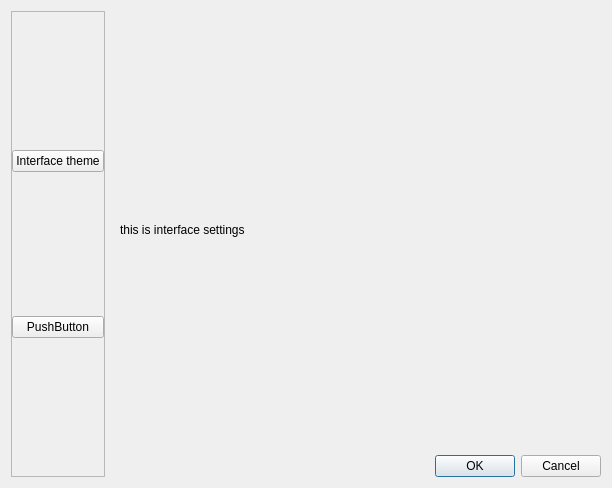
The window that SimpleMIDI/QTFiles/PreferencesDialog.ui (CareenDT/SimpleMidiEditor) describes before a commit, drawn with Qt 5.
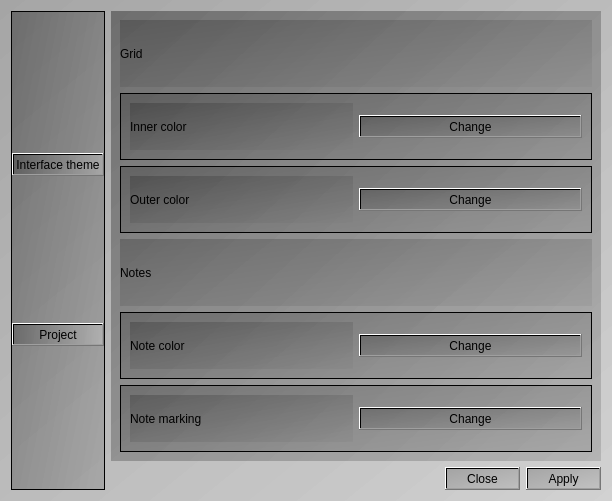
The same window after the commit. The open tabs and pages were chosen to show the change.

What changed in the file:
```diff
--- a/SimpleMIDI/QTFiles/PreferencesDialog.ui
+++ b/SimpleMIDI/QTFiles/PreferencesDialog.ui
@@ -7,12 +7,15 @@
     <x>0</x>
     <y>0</y>
     <width>612</width>
-    <height>488</height>
+    <height>501</height>
    </rect>
   </property>
   <property name="windowTitle">
    <string>Dialog</string>
   </property>
+  <property name="styleSheet">
+   <string notr="true">background-color: qlineargradient(spread:pad, x1:0, y1:0, x2:2, y2:2, stop:0 rgba(0, 0, 0, 50), stop:1 rgba(255, 255, 255, 50))</string>
+  </property>
   <layout class="QHBoxLayout" name="horizontalLayout">
    <item>
     <widget class="QScrollArea" name="scrollArea">
@@ -30,8 +33,8 @@
        <rect>
         <x>0</x>
         <y>0</y>
-        <width>104</width>
-        <height>468</height>
+        <width>86</width>
+        <height>481</height>
        </rect>
       </property>
       <layout class="QVBoxLayout" name="verticalLayout_2">
@@ -55,6 +58,9 @@
            <verstretch>0</verstretch>
           </sizepolicy>
          </property>
+         <property name="styleSheet">
+          <string notr="true">background-color: qlineargradient(spread:pad, x1:0, y1:0, x2:1, y2:0, stop:0 rgba(0, 0, 0, 50), stop:1 rgba(255, 255, 255, 50))</string>
+         </property>
          <property name="text">
           <string>Interface theme</string>
          </property>
@@ -68,8 +74,17 @@
        </item>
        <item>
         <widget class="QPushButton" name="TestPageButton">
+         <property name="styleSheet">
+          <string notr="true">background-color: qlineargradient(spread:pad, x1:0, y1:0, x2:1, y2:0, stop:0 rgba(0, 0, 0, 50), stop:1 rgba(255, 255, 255, 50))</string>
+         </property>
          <property name="text">
-          <string>PushButton</string>
+          <string>Project</string>
+         </property>
+         <property name="default">
+          <bool>false</bool>
+         </property>
+         <property name="flat">
+          <bool>false</bool>
          </property>
         </widget>
        </item>
@@ -87,12 +102,147 @@
        <widget class="QWidget" name="InterfaceThemepage">
         <layout class="QVBoxLayout" name="verticalLayout_3">
          <item>
-          <widget class="QLabel" name="label">
+          <widget class="QLabel" name="label_6">
            <property name="text">
-            <string>this is interface settings</string>
+            <string>Grid</string>
            </property>
           </widget>
          </item>
+         <item>
+          <widget class="QFrame" name="frame">
+           <property name="frameShape">
+            <enum>QFrame::StyledPanel</enum>
+           </property>
+           <property name="frameShadow">
+            <enum>QFrame::Raised</enum>
+           </property>
+           <layout class="QHBoxLayout" name="horizontalLayout_2">
+            <item>
+             <widget class="QLabel" name="label">
+              <property name="text">
+               <string>Inner color</string>
+              </property>
+             </widget>
+            </item>
+            <item>
+             <widget class="QPushButton" name="InnerColorChangeButton">
+              <property name="sizePolicy">
+               <sizepolicy hsizetype="Minimum" vsizetype="Fixed">
+                <horstretch>0</horstretch>
+                <verstretch>0</verstretch>
+               </sizepolicy>
+              </property>
+              <property name="text">
+               <string>Change</string>
+              </property>
+             </widget>
+            </item>
+           </layout>
+          </widget>
+         </item>
+         <item>
+          <widget class="QFrame" name="frame_2">
+           <property name="frameShape">
+            <enum>QFrame::StyledPanel</enum>
+           </property>
+           <property name="frameShadow">
+            <enum>QFrame::Raised</enum>
+           </property>
+           <layout class="QHBoxLayout" name="horizontalLayout_3">
+            <item>
+             <widget class="QLabel" name="label_4">
+              <property name="text">
+               <string>Outer color</string>
+              </property>
+             </widget>
+            </item>
+            <item>
+             <widget class="QPushButton" name="OuterColorChangeButton">
+              <property name="sizePolicy">
+               <sizepolicy hsizetype="Minimum" vsizetype="Fixed">
+                <horstretch>0</horstretch>
+                <verstretch>0</verstretch>
+               </sizepolicy>
+              </property>
+              <property name="text">
+               <string>Change</string>
+              </property>
+             </widget>
+            </item>
+           </layout>
+          </widget>
+         </item>
+         <item>
+          <widget class="QLabel" name="label_7">
+           <property name="text">
+            <string>Notes</string>
+           </property>
+          </widget>
+         </item>
+         <item>
+          <widget class="QFrame" name="frame_3">
+           <property name="frameShape">
+            <enum>QFrame::StyledPanel</enum>
+           </property>
+           <property name="frameShadow">
+            <enum>QFrame::Raised</enum>
+           </property>
+           <layout class="QHBoxLayout" name="horizontalLayout_4">
+            <item>
+             <widget class="QLabel" name="label_5">
+              <property name="text">
+               <string>Note color</string>
+              </property>
+             </widget>
+            </item>
+            <item>
+             <widget class="QPushButton" name="NoteColorChangeButton">
+              <property name="sizePolicy">
+               <sizepolicy hsizetype="Minimum" vsizetype="Fixed">
+                <horstretch>0</horstretch>
+                <verstretch>0</verstretch>
+               </sizepolicy>
+              </property>
+              <property name="text">
+               <string>Change</string>
+              </property>
+             </widget>
+            </item>
+           </layout>
+          </widget>
+         </item>
+         <item>
+          <widget class="QFrame" name="frame_4">
+           <property name="frameShape">
+            <enum>QFrame::StyledPanel</enum>
+           </property>
+           <property name="frameShadow">
+            <enum>QFrame::Raised</enum>
+           </property>
+           <layout class="QHBoxLayout" name="horizontalLayout_5">
+            <item>
+             <widget class="QLabel" name="label_8">
+              <property name="text">
+               <string>Note marking</string>
+              </property>
+             </widget>
+            </item>
+            <item>
+             <widget class="QPushButton" name="NoteMarkColorChangeButton">
+              <property name="sizePolicy">
+               <sizepolicy hsizetype="Minimum" vsizetype="Fixed">
+                <horstretch>0</horstretch>
+                <verstretch>0</verstretch>
+               </sizepolicy>
+              </property>
+              <property name="text">
+               <string>Change</string>
+              </property>
+             </widget>
+            </item>
+           </layout>
+          </widget>
+         </item>
         </layout>
        </widget>
        <widget class="QWidget" name="TestPage">
@@ -131,7 +281,7 @@
         <enum>Qt::Horizontal</enum>
        </property>
        <property name="standardButtons">
-        <set>QDialogButtonBox::Cancel|QDialogButtonBox::Ok</set>
+        <set>QDialogButtonBox::Apply|QDialogButtonBox::Close</set>
        </property>
       </widget>
      </item>
```
Left out of the diff: 60 changed lines with no effect on the pictures.
